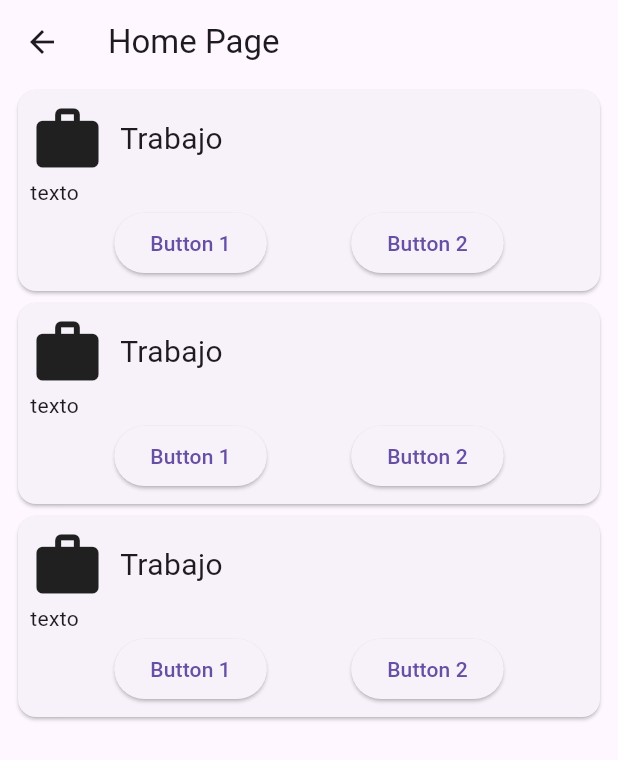
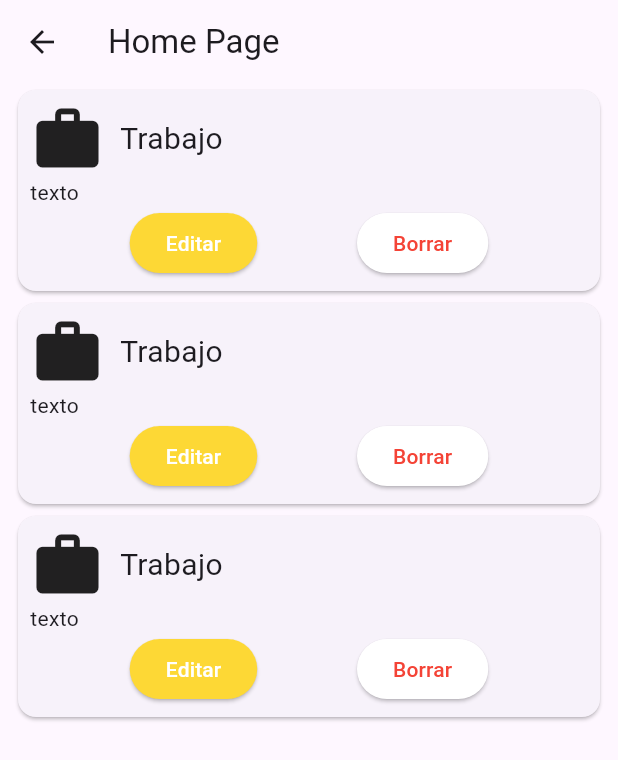
Before and after one commit to LaloMFGM/Chambeeta, a Flutter app: the Jobs screen opened directly, on a phone screen of 412 x 824 dp. Shown: the top 760 px of the screen. Run offline on Flutter 3.47's test engine with Material 3 defaults, Android fonts, the light colour scheme and no system bars.

Commit message:
style button colors

```diff
--- a/lib/screens/tabs/jobs/jobs_page.dart
+++ b/lib/screens/tabs/jobs/jobs_page.dart
@@ -1,4 +1,5 @@
 
+import 'package:chambeeta/constants.dart';
 import 'package:flutter/material.dart';
 
 class Jobs extends StatefulWidget {
@@ -42,16 +43,29 @@ class _JobsState extends State<Jobs> {
                             mainAxisAlignment: MainAxisAlignment.spaceEvenly,
                             children: [
                               ElevatedButton(
+
                                 onPressed: () {
 
                                 },
-                                child: const Text('Button 1'),
+                                style: ElevatedButton.styleFrom(
+                                backgroundColor: accentColor,
+                                ),
+                                child: const Text(
+                                  'Editar',
+                                  style: TextStyle(color: Colors.white),
+                                  ),
                               ),
                               ElevatedButton(
                                 onPressed: () {
 
                                 },
-                                child: const Text('Button 2'),
+                                style: ElevatedButton.styleFrom(
+                                backgroundColor: Colors.white,
+                                ),
+                                child: const Text(
+                                  'Borrar',
+                                  style: TextStyle(color: Colors.red),
+                                  ),
                               ),
                             ],
                           ),
@@ -85,13 +99,25 @@ class _JobsState extends State<Jobs> {
                                 onPressed: () {
 
                                 },
-                                child: const Text('Button 1'),
+                                style: ElevatedButton.styleFrom(
+                                backgroundColor: accentColor,
+                                ),
+                                child: const Text(
+                                  'Editar',
+                                  style: TextStyle(color: Colors.white),
+                                  ),
                               ),
                               ElevatedButton(
                                 onPressed: () {
 
                                 },
-                                child: const Text('Button 2'),
+                                style: ElevatedButton.styleFrom(
+                                backgroundColor: Colors.white,
+                                ),
+                                child: const Text(
+                                'Borrar',
+                                style: TextStyle(color: Colors.red),
+                                ),
                               ),
                             ],
                           ),
@@ -125,13 +151,25 @@ class _JobsState extends State<Jobs> {
                                 onPressed: () {
 
                                 },
-                                child: const Text('Button 1'),
+                                style: ElevatedButton.styleFrom(
+                                backgroundColor: accentColor,
+                                ),
+                                child: const Text(
+                                  'Editar',
+                                  style: TextStyle(color: Colors.white),
+                                  ),
                               ),
                               ElevatedButton(
                                 onPressed: () {
 
                                 },
-                                child: const Text('Button 2'),
+                                style: ElevatedButton.styleFrom(
+                                backgroundColor: Colors.white,
+                                ),
+                                child: const Text(
+                                  'Borrar',
+                                  style: TextStyle(color: Colors.red),
+                                ),
                               ),
                             ],
                           ),
```
